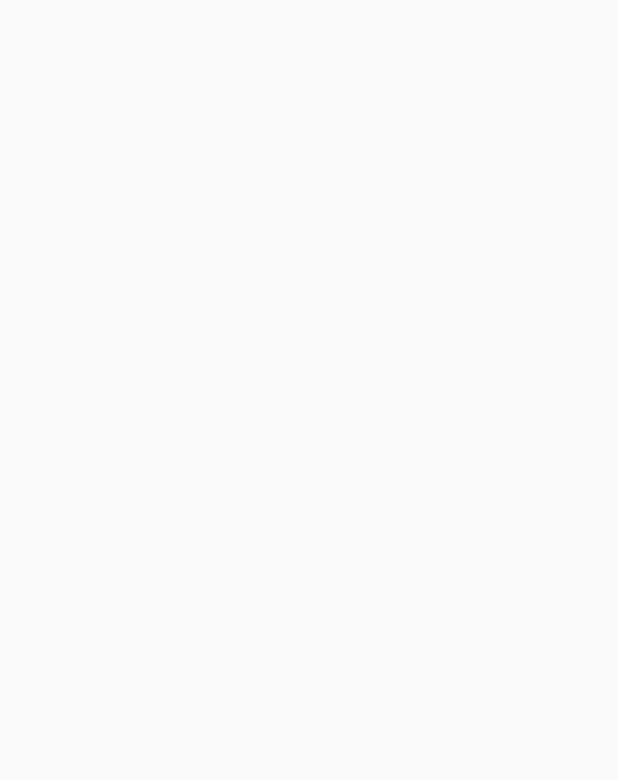
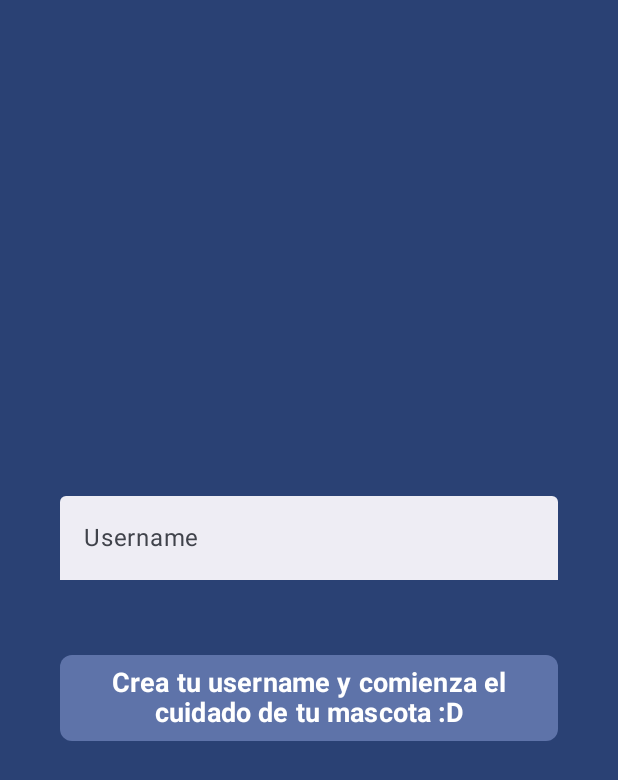
Before and after one commit to FernandoEmilianoFloresDeLaRiva/rexproject, an Android app built with Jetpack Compose: the screen it shows after launch (MainActivity), on a phone screen of 412 x 824 dp. Before the commit the part shown is empty. Shown: the top 780 px of the screen. Run offline under Robolectric (Android 15) with nearby library versions, the phone set to English and light mode, and no system bars.

Commit message:
viewmodelmanager added with provider pattern

```diff
--- /dev/null
+++ b/app/src/main/java/com/example/rexproject/App.kt
@@ -0,0 +1,20 @@
+package com.example.rexproject
+
+import android.content.Context
+import androidx.compose.runtime.Composable
+import com.example.rexproject.core.ui.router.IndexRouter
+import com.example.rexproject.shared.data.states.user.UserProvider
+import com.example.rexproject.shared.data.states.viewmodel_manager.ViewModelManagerProvider
+
+@Composable
+fun App(
+    ctx : Context,
+) {
+    ViewModelManagerProvider(ctx = ctx) {
+        UserProvider {
+            IndexRouter(
+                ctx = ctx
+            )
+        }
+    }
+}
--- a/app/src/main/java/com/example/rexproject/MainActivity.kt
+++ b/app/src/main/java/com/example/rexproject/MainActivity.kt
@@ -4,13 +4,6 @@ import android.os.Bundle
 import androidx.activity.ComponentActivity
 import androidx.activity.compose.setContent
 import androidx.activity.enableEdgeToEdge
-import androidx.compose.foundation.layout.fillMaxSize
-import androidx.compose.foundation.layout.padding
-import androidx.compose.material3.Scaffold
-import androidx.compose.material3.Text
-import androidx.compose.runtime.Composable
-import androidx.compose.ui.Modifier
-import androidx.compose.ui.tooling.preview.Preview
 import com.example.rexproject.core.ui.theme.RexProjectTheme
 
 class MainActivity : ComponentActivity() {
@@ -19,7 +12,7 @@ class MainActivity : ComponentActivity() {
         enableEdgeToEdge()
         setContent {
             RexProjectTheme {
-
+                App(this)
             }
         }
     }
--- a/app/src/main/java/com/example/rexproject/core/data/local/shared_preferences/UserPreferences.kt
+++ b/app/src/main/java/com/example/rexproject/core/data/local/shared_preferences/UserPreferences.kt
@@ -14,10 +14,10 @@ class UserPreferences(ctx : Context) {
         editor.apply()
     }
 
-    fun getUserData() : Pair<Int, String?> {
+    fun getUserData() : UserAdapter {
         val id = sharedPreferences.getInt(SharedPreferencesConstants.USER_ID_PREFERENCE, -1)
         val username = sharedPreferences.getString(SharedPreferencesConstants.USER_NAME_PREFERENCE, null)
-        return Pair(id, username)
+        return UserAdapter(id, username ?: "")
     }
 
     fun clearUserData(){
--- /dev/null
+++ b/app/src/main/java/com/example/rexproject/core/domain/models/ViewModelManager.kt
@@ -0,0 +1,33 @@
+package com.example.rexproject.core.domain.models
+
+import android.content.Context
+import androidx.lifecycle.AndroidViewModel
+import androidx.lifecycle.ViewModelProvider
+import androidx.lifecycle.ViewModelStoreOwner
+import com.example.rexproject.create_user.ui.viewmodel.CreateUserViewModel
+
+class ViewModelManager(private val ctx : Context){
+    private val viewModelCache = mutableMapOf<Class <out AndroidViewModel>, AndroidViewModel>()
+
+    private fun <T : AndroidViewModel> getViewModel(viewModelClass: Class<T>): T {
+        val cachedViewModel = viewModelCache[viewModelClass]
+
+        cachedViewModel?.let {
+            @Suppress("UNCHECKED_CAST")
+            return it as T
+        }
+
+        val viewModelStoreOwner = ctx as? ViewModelStoreOwner
+            ?: throw IllegalArgumentException("Context must be a ViewModelStoreOwner")
+
+        val viewModel = ViewModelProvider(viewModelStoreOwner)[viewModelClass]
+
+        viewModelCache[viewModelClass] = viewModel
+
+        return viewModel
+    }
+
+    val createUserViewModel: CreateUserViewModel by lazy {
+        getViewModel(CreateUserViewModel::class.java)
+    }
+}
--- /dev/null
+++ b/app/src/main/java/com/example/rexproject/core/ui/router/IndexRouter.kt
@@ -0,0 +1,24 @@
+package com.example.rexproject.core.ui.router
+
+import android.content.Context
+import android.util.Log
+import androidx.compose.runtime.Composable
+import androidx.compose.runtime.remember
+import androidx.compose.ui.Modifier
+import com.example.rexproject.core.data.local.shared_preferences.UserPreferences
+import com.example.rexproject.create_user.ui.view.CreateUserView
+import com.example.rexproject.shared.data.states.user.LocalUser
+import com.example.rexproject.shared.data.states.user.setUser
+
+@Composable
+fun IndexRouter(ctx : Context, modifier: Modifier = Modifier) {
+    val userPreferences = remember { UserPreferences(ctx) }
+    val userFromPreferences = userPreferences.getUserData()
+    val localUser = LocalUser.current
+
+    if (userFromPreferences.id != -1 && userFromPreferences.username != "") {
+        localUser.setUser(userFromPreferences)
+    }else{
+        CreateUserView()
+    }
+}
--- /dev/null
+++ b/app/src/main/java/com/example/rexproject/create_user/ui/view/CreateUserView.kt
@@ -0,0 +1,78 @@
+package com.example.rexproject.create_user.ui.view
+
+import androidx.compose.foundation.background
+import androidx.compose.foundation.layout.Arrangement
+import androidx.compose.foundation.layout.Column
+import androidx.compose.foundation.layout.Spacer
+import androidx.compose.foundation.layout.fillMaxSize
+import androidx.compose.foundation.layout.fillMaxWidth
+import androidx.compose.foundation.layout.height
+import androidx.compose.foundation.layout.padding
+import androidx.compose.foundation.shape.RoundedCornerShape
+import androidx.compose.material3.Button
+import androidx.compose.material3.ButtonDefaults
+import androidx.compose.material3.MaterialTheme
+import androidx.compose.material3.Text
+import androidx.compose.material3.TextField
+import androidx.compose.material3.TextFieldDefaults
+import androidx.compose.runtime.Composable
+import androidx.compose.ui.Alignment
+import androidx.compose.ui.Modifier
+import androidx.compose.ui.graphics.Color
+import androidx.compose.ui.text.font.FontWeight
+import androidx.compose.ui.text.style.TextAlign
+import androidx.compose.ui.unit.dp
+import androidx.compose.ui.unit.sp
+import com.example.rexproject.create_user.ui.viewmodel.CreateUserViewModel
+import com.example.rexproject.shared.data.states.viewmodel_manager.LocalViewModelProvider
+
+@Composable
+fun CreateUserView(
+    modifier: Modifier = Modifier,
+) {
+    val createUserViewModel = LocalViewModelProvider.current.createUserViewModel
+    val colorScheme = MaterialTheme.colorScheme
+
+    Column(
+        modifier = modifier
+            .fillMaxSize()
+            .background(color = colorScheme.primary)
+            .padding(40.dp),
+        verticalArrangement = Arrangement.Center,
+        horizontalAlignment = Alignment.CenterHorizontally
+    ){
+        TextField(
+            modifier = modifier.fillMaxWidth(),
+            colors = TextFieldDefaults.colors(
+                focusedContainerColor = colorScheme.primaryContainer,
+                unfocusedContainerColor = colorScheme.surfaceContainer,
+                cursorColor = colorScheme.primary,
+                focusedIndicatorColor = colorScheme.primary,
+                unfocusedIndicatorColor = Color.Transparent
+            ),
+            value = createUserViewModel.getUsername(),
+            onValueChange = {createUserViewModel.setUsername(it)},
+            label = { Text("Username") }
+        )
+
+        Spacer(modifier = modifier.height(50.dp))
+
+        Button(
+            onClick = {},
+            modifier = modifier.fillMaxWidth(),
+            colors = ButtonDefaults.buttonColors(
+               containerColor = colorScheme.primaryContainer,
+            ),
+            shape = RoundedCornerShape(8.dp)
+        ) {
+            Text(
+                "Crea tu username y comienza el cuidado de tu mascota :D",
+                color = colorScheme.onPrimaryContainer,
+                fontSize = 18.sp,
+                fontWeight = FontWeight.Bold,
+                textAlign = TextAlign.Center,
+                lineHeight = 20.sp
+            )
+        }
+    }
+}
--- /dev/null
+++ b/app/src/main/java/com/example/rexproject/create_user/ui/viewmodel/CreateUserViewModel.kt
@@ -0,0 +1,23 @@
+package com.example.rexproject.create_user.ui.viewmodel
+
+import android.app.Application
+import androidx.compose.runtime.mutableStateOf
+import androidx.lifecycle.AndroidViewModel
+import com.example.rexproject.core.data.local.shared_preferences.UserPreferences
+
+class CreateUserViewModel(app : Application) : AndroidViewModel(app) {
+    val _username = mutableStateOf("")
+    val userPreferences = UserPreferences(app)
+
+    fun getUsername () = _username.value
+
+    fun setUsername (username : String) {
+        _username.value = username
+    }
+
+    fun saveUsername () {
+        // petición al back
+        // val userRes = UserAdapter()
+        // userPreferences.saveUserData(userRes)
+    }
+}
--- /dev/null
+++ b/app/src/main/java/com/example/rexproject/shared/data/states/user/UserProvider.kt
@@ -0,0 +1,19 @@
+package com.example.rexproject.shared.data.states.user
+
+import androidx.compose.runtime.Composable
+import androidx.compose.runtime.CompositionLocalProvider
+import androidx.compose.runtime.mutableStateOf
+import androidx.compose.runtime.remember
+import com.example.rexproject.core.domain.adapters.UserAdapter
+
+@Composable
+fun UserProvider(content : @Composable () -> Unit){
+    val userState = remember {
+        mutableStateOf(UserAdapter(-1, ""))
+    }
+
+    CompositionLocalProvider(value = LocalUser provides userState) {
+        content()
+    }
+
+}
--- /dev/null
+++ b/app/src/main/java/com/example/rexproject/shared/data/states/user/UserState.kt
@@ -0,0 +1,15 @@
+package com.example.rexproject.shared.data.states.user
+
+import androidx.compose.runtime.MutableState
+import androidx.compose.runtime.compositionLocalOf
+import com.example.rexproject.core.domain.adapters.UserAdapter
+
+val LocalUser = compositionLocalOf<MutableState<UserAdapter>>{
+    error("No User found in CompositionLocal")
+}
+
+fun MutableState<UserAdapter>.setUser(user: UserAdapter){
+    this.value = user
+}
+
+fun MutableState<UserAdapter>.getUser(): UserAdapter = this.value
--- /dev/null
+++ b/app/src/main/java/com/example/rexproject/shared/data/states/viewmodel_manager/ViewModelManagerProvider.kt
@@ -0,0 +1,20 @@
+package com.example.rexproject.shared.data.states.viewmodel_manager
+
+import android.content.Context
+import androidx.compose.runtime.Composable
+import androidx.compose.runtime.CompositionLocalProvider
+import androidx.compose.runtime.remember
+import androidx.compose.ui.Modifier
+import com.example.rexproject.core.domain.models.ViewModelManager
+
+@Composable
+fun ViewModelManagerProvider(
+    ctx : Context,
+    content: @Composable () -> Unit
+) {
+    val viewModelManager = remember{ ViewModelManager(ctx = ctx) }
+
+    CompositionLocalProvider(LocalViewModelProvider provides viewModelManager) {
+        content()
+    }
+}
--- /dev/null
+++ b/app/src/main/java/com/example/rexproject/shared/data/states/viewmodel_manager/ViewModelManagerState.kt
@@ -0,0 +1,8 @@
+package com.example.rexproject.shared.data.states.viewmodel_manager
+
+import androidx.compose.runtime.compositionLocalOf
+import com.example.rexproject.core.domain.models.ViewModelManager
+
+val LocalViewModelProvider = compositionLocalOf<ViewModelManager> {
+    error("No ViewModelProvider found in CompositionLocal")
+}
```
